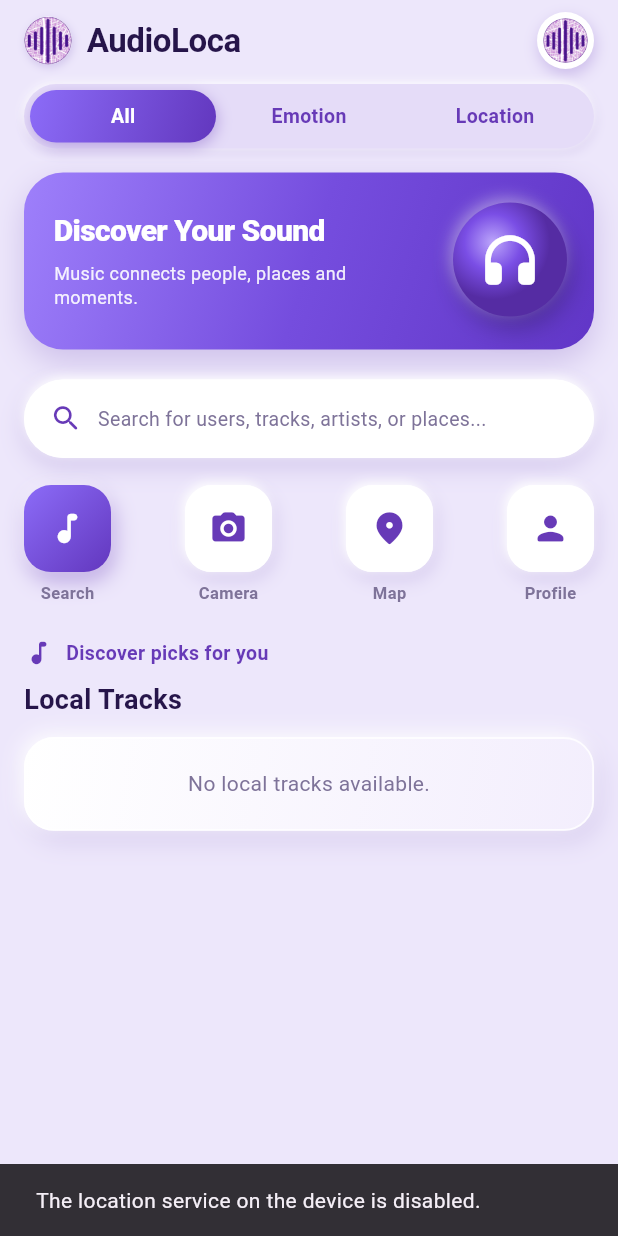
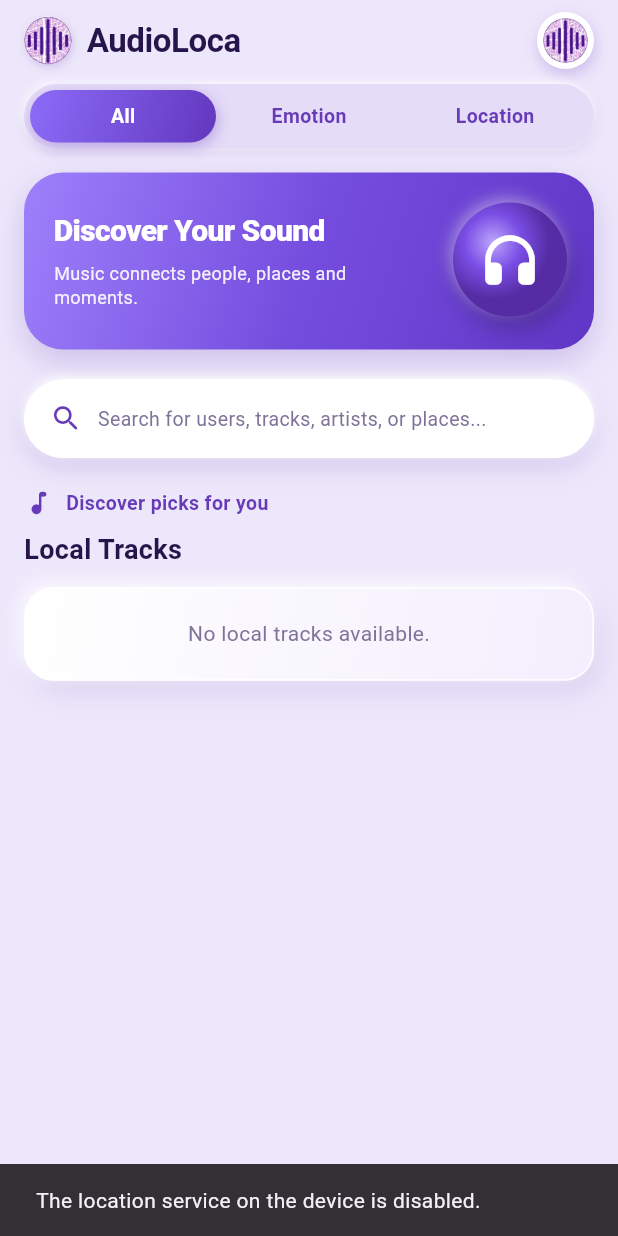
Before and after one commit to xtianvelasquez/audioloca, a Flutter app: the Tab1 screen opened directly, on a phone screen of 412 x 824 dp. Run offline on Flutter 3.47's test engine with Material 3 defaults, Android fonts, the phone set to English and light mode, and no system bars; our stand-ins replace cached_network_image, camera, file_picker, flutter_map, flutter_secure_storage, geolocator and 6 more; missing offline and left inert: audio_session, flutter_web_auth_2, google_mlkit_face_detection, spotify_sdk, tflite_flutter; accounts and stored records are empty.

Commit message:
Refactor Tab1 and Tab5 by removing unused quick action buttons and audio status pill for cleaner UI

```diff
--- a/audioloca/lib/tab1/tab1.page.dart
+++ b/audioloca/lib/tab1/tab1.page.dart
@@ -445,12 +445,7 @@ class Tab1State extends State<Tab1> with TickerProviderStateMixin {
               // Search Bar Capsule
               _buildSearchBarCapsule(),
 
-              const SizedBox(height: 18),
-
-              // Quick Actions Row (Search, Camera, Map, Profile)
-              _buildQuickActionsRow(),
-
-              const SizedBox(height: 22),
+              const SizedBox(height: 20),
 
               // Discover / Local Tracks Section
               Row(
@@ -676,107 +671,7 @@ class Tab1State extends State<Tab1> with TickerProviderStateMixin {
     );
   }
 
-  // Quick Action Buttons Row (Search, Camera, Map, Profile)
-  Widget _buildQuickActionsRow() {
-    return Row(
-      mainAxisAlignment: MainAxisAlignment.spaceBetween,
-      children: [
-        _buildActionTile(
-          icon: Icons.music_note_rounded,
-          label: "Search",
-          isPrimary: true,
-          onTap: () => TabsRouting.of(context)?.setTab(1),
-        ),
-        _buildActionTile(
-          icon: Icons.photo_camera_rounded,
-          label: "Camera",
-          onTap: () => TabsRouting.of(context)?.setTab(2),
-        ),
-        _buildActionTile(
-          icon: Icons.location_on_rounded,
-          label: "Map",
-          onTap: () => _tabController.animateTo(2),
-        ),
-        _buildActionTile(
-          icon: Icons.person_rounded,
-          label: "Profile",
-          onTap: () => TabsRouting.of(context)?.setTab(4),
-        ),
-      ],
-    );
-  }
 
-  Widget _buildActionTile({
-    required IconData icon,
-    required String label,
-    required VoidCallback onTap,
-    bool isPrimary = false,
-  }) {
-    return GestureDetector(
-      onTap: onTap,
-      child: Column(
-        children: [
-          Container(
-            width: 58,
-            height: 58,
-            decoration: isPrimary
-                ? BoxDecoration(
-                    gradient: AppGradients.primaryButton,
-                    borderRadius: BorderRadius.circular(18),
-                    boxShadow: [
-                      BoxShadow(
-                        color: AppColors.primaryPurple.withValues(alpha: 0.38),
-                        offset: const Offset(2, 6),
-                        blurRadius: 12,
-                      ),
-                      BoxShadow(
-                        color: Colors.white.withValues(alpha: 0.4),
-                        offset: const Offset(-2, -2),
-                        blurRadius: 6,
-                      ),
-                    ],
-                  )
-                : BoxDecoration(
-                    color: Colors.white,
-                    borderRadius: BorderRadius.circular(18),
-                    border: Border.all(
-                      color: Colors.white.withValues(alpha: 0.9),
-                      width: 1.2,
-                    ),
-                    boxShadow: [
-                      BoxShadow(
-                        color: AppColors.shadowDark.withValues(alpha: 0.16),
-                        offset: const Offset(2, 5),
-                        blurRadius: 10,
-                      ),
-                      const BoxShadow(
-                        color: Colors.white,
-                        offset: Offset(-2, -2),
-                        blurRadius: 6,
-                      ),
-                    ],
-                  ),
-            child: Center(
-              child: Icon(
-                icon,
-                color: isPrimary ? Colors.white : AppColors.primaryPurple,
-                size: 26,
-              ),
-            ),
-          ),
-          const SizedBox(height: 6),
-          Text(
-            label,
-            style: const TextStyle(
-              fontSize: 11,
-              fontWeight: FontWeight.w600,
-              color: AppColors.textSecondary,
-            ),
-          ),
-        ],
-      ),
-    );
-  }
 
   // -------------------------------------------------------------
   // TAB 2: EMOTION RECOGNITION & MOOD RECOMMENDATIONS
```
Also changed, not shown: audioloca/lib/tab5/tab5.page.dart (+0 -46 lines).
